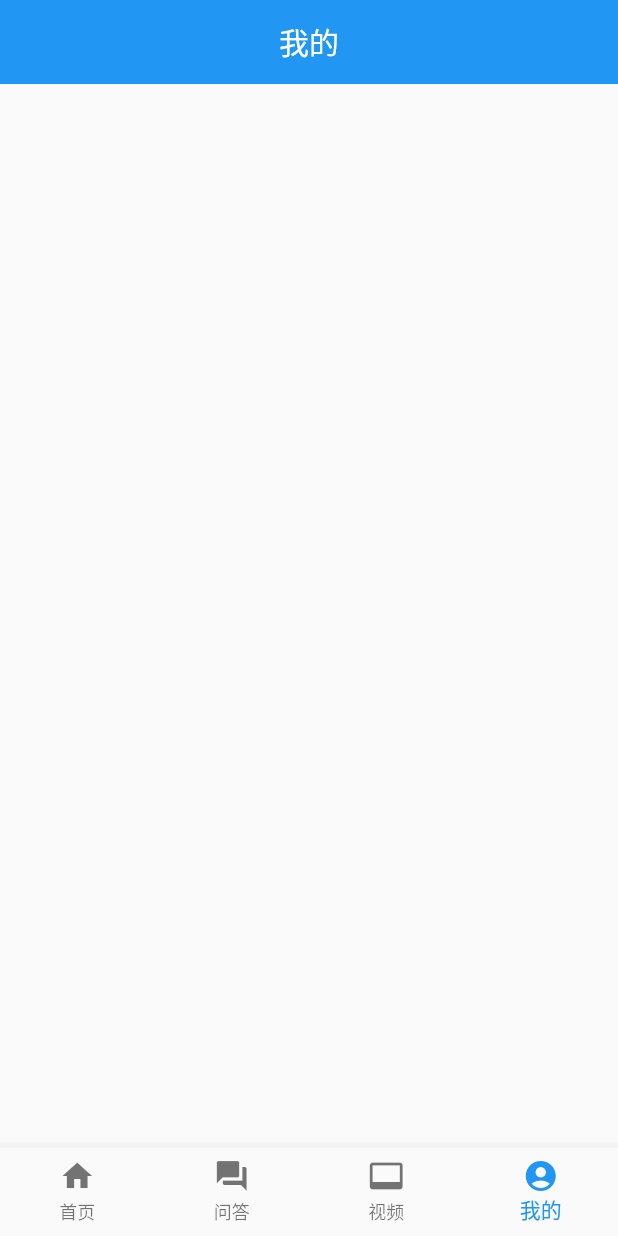
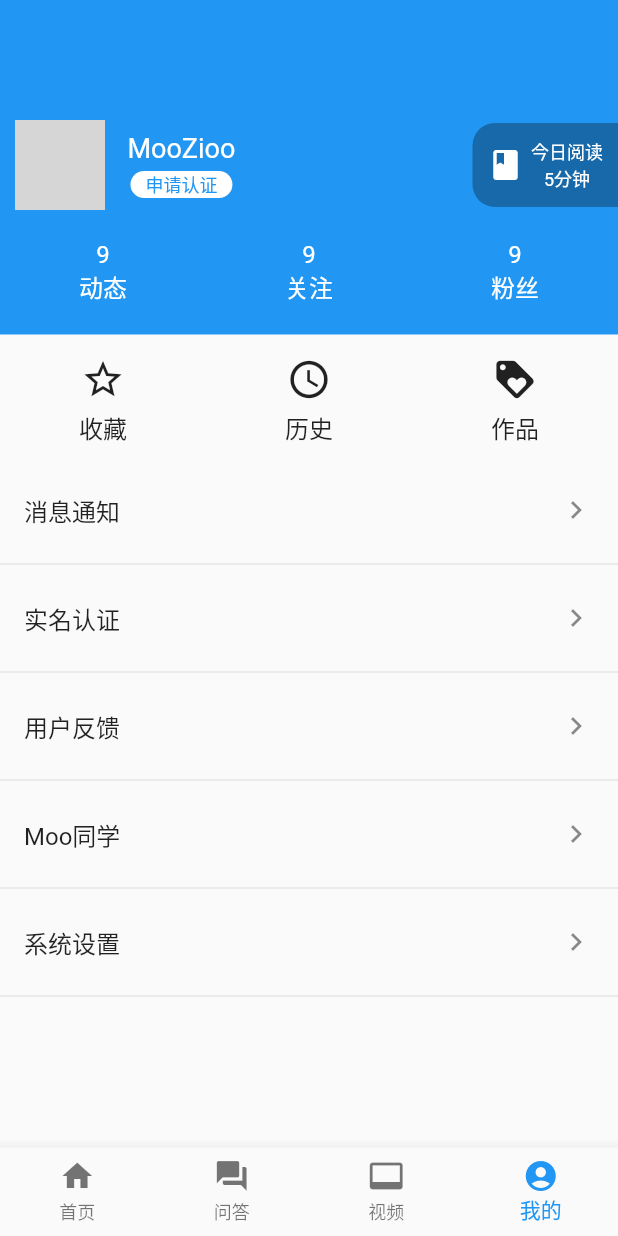
Before and after one commit to MooZiXiao/Moo_flutter_tou_tiao_app, a Flutter app: the screen it shows after launch, item 4 of the bottom bar chosen, on a phone screen of 412 x 824 dp. Run offline on Flutter 3.47's test engine with Material 2 defaults, Android fonts, the phone set to English and light mode, and no system bars; our stand-ins replace dio, flutter_widget_from_html_core, shared_preferences, timeago; network calls fail; grey boxes are pictures that could not be loaded.

Commit message:
我的 UI

```diff
--- /dev/null
+++ b/lib/user/UserList.dart
@@ -0,0 +1,36 @@
+import 'package:flutter/material.dart';
+
+class UserList extends StatelessWidget {
+  @override
+  Widget build(BuildContext context) {
+    return Column(
+      children: <Widget>[
+        ListTile(
+          title: Text('消息通知'),
+          trailing: Icon(Icons.chevron_right),
+        ),
+        Divider(),
+        ListTile(
+          title: Text('实名认证'),
+          trailing: Icon(Icons.chevron_right),
+        ),
+        Divider(),
+        ListTile(
+          title: Text('用户反馈'),
+          trailing: Icon(Icons.chevron_right),
+        ),
+        Divider(),
+        ListTile(
+          title: Text('Moo同学'),
+          trailing: Icon(Icons.chevron_right),
+        ),
+        Divider(),
+        ListTile(
+          title: Text('系统设置'),
+          trailing: Icon(Icons.chevron_right),
+        ),
+        Divider(),
+      ],
+    );
+  }
+}
--- a/lib/user/user.dart
+++ b/lib/user/user.dart
@@ -1,13 +1,18 @@
 import 'package:flutter/material.dart';
+import 'package:flutter_toutiao_app/user/UserList.dart';
+import 'package:flutter_toutiao_app/user/userBtn.dart';
+import 'package:flutter_toutiao_app/user/userInfo.dart';
 
 class UserPage extends StatelessWidget {
   @override
   Widget build(BuildContext context) {
     return Scaffold(
-      appBar: AppBar(
-        title: Text('我的'),
-        centerTitle: true,
-        elevation: 0.0,
+      body: Column(
+        children: <Widget>[
+          UserInfo(),
+          UserBtn(),
+          UserList()
+        ],
       ),
     );
   }
--- /dev/null
+++ b/lib/user/userBtn.dart
@@ -0,0 +1,54 @@
+import 'package:flutter/material.dart';
+
+class UserBtn extends StatelessWidget {
+  @override
+  Widget build(BuildContext context) {
+    return Padding(
+      padding: EdgeInsets.symmetric(vertical: 15.0),
+        child: Row(
+        children: <Widget>[
+          Expanded(
+            child: PubBtn(Icons.star_border, '收藏'),
+          ),
+          Expanded(
+            child: PubBtn(Icons.access_time, '历史'),
+          ),
+          Expanded(
+            child: PubBtn(Icons.loyalty, '作品'),
+          ),
+        ],
+      )
+    );
+  }
+}
+
+class PubBtn extends StatelessWidget {
+
+  final IconData icon;
+  final String text;
+
+  PubBtn(this.icon, this.text);
+
+  @override
+  Widget build(BuildContext context) {
+    return Expanded(
+      child: GestureDetector(
+        onTap: () {
+
+        },
+        child: Column(
+          children: <Widget>[
+            Icon(icon, size: 30.0,),
+            SizedBox(height: 5.0,),
+            Text(
+              text,
+              style: TextStyle(
+                fontSize: 16.0
+              ),
+            )
+          ],
+        ),
+      )
+    );
+  }
+}
--- /dev/null
+++ b/lib/user/userInfo.dart
@@ -0,0 +1,172 @@
+import 'package:flutter/material.dart';
+
+class UserInfo extends StatefulWidget {
+  @override
+  _UserInfoState createState() => _UserInfoState();
+}
+
+class _UserInfoState extends State<UserInfo> {
+  @override
+  Widget build(BuildContext context) {
+    return Container(
+      padding: EdgeInsets.only(
+        top: 80.0,
+        bottom: 20.0
+      ),
+      color: Colors.blue,
+      child: Column(
+        children: <Widget>[
+          Row(
+            mainAxisAlignment: MainAxisAlignment.spaceBetween,
+            children: <Widget>[
+              Row(
+                children: <Widget>[
+                  SizedBox(width: 10.0,),
+                  SizedBox(
+                    width: 60.0,
+                    height: 60.0,
+                    child: CircleAvatar(
+                      backgroundImage: NetworkImage('https://n.sinaimg.cn/blog/267/w180h87/20200306/dc4a-iqmtvwv2642890.jpg'),
+                    ),
+                  ),
+                  SizedBox(width: 15.0,),
+                  Column(
+                    children: <Widget>[
+                      Text(
+                        'MooZioo',
+                        style: TextStyle(
+                          color: Colors.white,
+                          fontSize: 18.0,
+                          fontWeight: FontWeight.w400
+                        ),
+                      ),
+                      SizedBox(height: 5.0,),
+                      GestureDetector(
+                        onTap: () {
+
+                        },
+                        child: Container(
+                          padding: EdgeInsets.symmetric(horizontal: 10.0),
+                          decoration: BoxDecoration(
+                            color: Colors.white,
+                            borderRadius: BorderRadius.circular(15.0)
+                          ),
+                          child: Text(
+                            '申请认证',
+                            style: TextStyle(
+                              color: Colors.blue,
+                              fontSize: 12.0
+                            ),
+                          ),
+                        ),
+                      )
+                    ],
+                  )
+                ],
+              ),
+              Container(
+                padding: EdgeInsets.all(10.0),
+                decoration: BoxDecoration(
+                  color: Color.fromRGBO(0, 0, 0, .3),
+                  borderRadius: BorderRadius.only(
+                    topLeft: Radius.circular(15.0),
+                    bottomLeft: Radius.circular(15.0)
+                  )
+                ),
+                child: Row(
+                  children: <Widget>[
+                    Icon(Icons.book, color: Colors.white),
+                    SizedBox(width: 5.0,),
+                    Column(
+                      children: <Widget>[
+                        Text(
+                          '今日阅读',
+                          style: TextStyle(
+                            color: Colors.white,
+                            fontSize: 12.0
+                          ),
+                        ),
+                        Text(
+                          '5分钟',
+                          style: TextStyle(
+                            color: Colors.white,
+                            fontSize: 12.0
+                          ),
+                        )
+                      ],
+                    )
+                  ],
+                ),
+              )
+            ],
+          ),
+          SizedBox(height: 20.0,),
+          Row(
+            children: <Widget>[
+              Expanded(
+                child: Column(
+                  children: <Widget>[
+                    Text(
+                      '9',
+                      style: TextStyle(
+                        fontSize: 16.0,
+                        color: Colors.white
+                      ),
+                    ),
+                    Text(
+                      '动态',
+                      style: TextStyle(
+                        fontSize: 16.0,
+                        color: Colors.white
+                      ),
+                    ),
+                  ],
+                ),
+              ),
+              Expanded(
+                child: Column(
+                  children: <Widget>[
+                    Text(
+                      '9',
+                      style: TextStyle(
+                        fontSize: 16.0,
+                        color: Colors.white
+                      ),
+                    ),
+                    Text(
+                      '关注',
+                      style: TextStyle(
+                        fontSize: 16.0,
+                        color: Colors.white
+                      ),
+                    ),
+                  ],
+                ),
+              ),
+              Expanded(
+                child: Column(
+                  children: <Widget>[
+                    Text(
+                      '9',
+                      style: TextStyle(
+                        fontSize: 16.0,
+                        color: Colors.white
+                      ),
+                    ),
+                    Text(
+                      '粉丝',
+                      style: TextStyle(
+                        fontSize: 16.0,
+                        color: Colors.white
+                      ),
+                    ),
+                  ],
+                ),
+              ),
+            ],
+          )
+        ],
+      ),
+    );
+  }
+}
```
